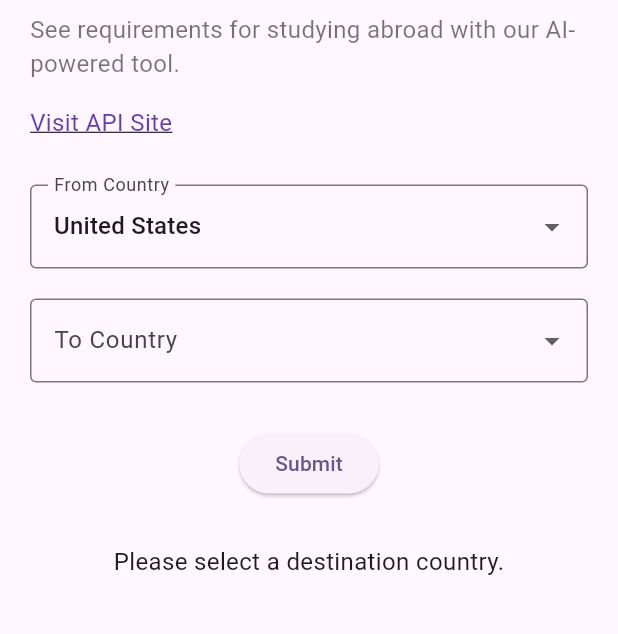
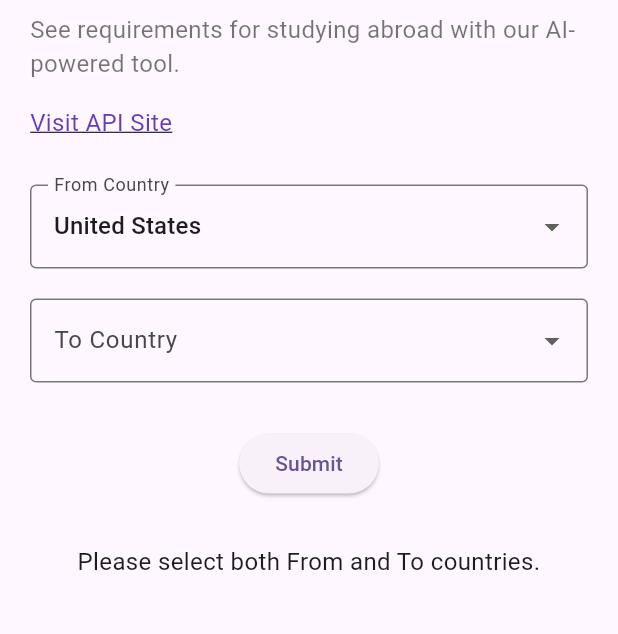
Before and after one commit to devante437/educare-frontend, a Flutter app: the screen it shows after launch, after a tap on "Submit", on a phone screen of 412 x 824 dp, the part 174-808 px from its top. Run offline on Flutter 3.47's test engine with Material 3 defaults, Android fonts, the phone set to English and light mode, and no system bars.

Commit message:
Update main.dart

```diff
--- a/lib/main.dart
+++ b/lib/main.dart
@@ -18,6 +18,7 @@ class EducareApp extends StatelessWidget {
         colorScheme: ColorScheme.fromSeed(seedColor: Colors.deepPurple),
       ),
       home: const EducareHomePage(),
+      debugShowCheckedModeBanner: false,
     );
   }
 }
@@ -30,8 +31,9 @@ class EducareHomePage extends StatefulWidget {
 }
 
 class _EducareHomePageState extends State<EducareHomePage> {
-  String? fromCountry;
+  String? fromCountry = 'United States';
   String? toCountry;
+  bool isLoading = false;
 
   final List<String> fromCountries = [
     'United States',
@@ -48,23 +50,17 @@ class _EducareHomePageState extends State<EducareHomePage> {
   String resultText = '';
 
   Future<void> _submit() async {
+    if (fromCountry == null || toCountry == null) {
       setState(() {
-      resultText = 'Fetching data...';
-    });
-
-    if (fromCountry == null) {
-      setState(() {
-        resultText = 'Please select a departure country.';
+        resultText = 'Please select both From and To countries.';
       });
       return;
     }
 
-    if (toCountry == null) {
     setState(() {
-        resultText = 'Please select a destination country.';
+      isLoading = true;
+      resultText = '';
     });
-      return;
-    }
 
     final url = Uri.parse(
       'https://educare-ai-tool.onrender.com/api/requirements?from_country=$fromCountry&to_country=$toCountry',
@@ -72,25 +68,22 @@ class _EducareHomePageState extends State<EducareHomePage> {
 
     try {
       final response = await http.get(url);
-      if (response.statusCode == 200) {
       final data = jsonDecode(response.body);
-        if (data['status'] == 'success') {
+
       setState(() {
+        if (response.statusCode == 200 && data['status'] == 'success') {
           resultText = 'Requirement:\n${data['requirement']}';
+        } else {
+          resultText = 'No requirement found for this selection.';
+        }
       });
-        } else {
-          setState(() {
-            resultText = 'No requirement found for this selection.';
-          });
-        }
-      } else {
-        setState(() {
-          resultText = 'Server error. Please try again later.';
-        });
-      }
     } catch (e) {
       setState(() {
         resultText = 'Error: ${e.toString()}';
+      });
+    } finally {
+      setState(() {
+        isLoading = false;
       });
     }
   }
@@ -103,28 +96,19 @@ class _EducareHomePageState extends State<EducareHomePage> {
   }
 
   @override
-  void initState() {
-    super.initState();
-    fromCountry = fromCountries[0]; // Default to United States
-  }
-
-  @override
   Widget build(BuildContext context) {
     return Scaffold(
       appBar: AppBar(
         title: const Text('Educare AI Tool'),
       ),
-      body: Padding(
+      body: SingleChildScrollView(
         padding: const EdgeInsets.all(20),
         child: Column(
           crossAxisAlignment: CrossAxisAlignment.start,
           children: [
             const Text(
               'Educare',
-              style: TextStyle(
-                fontSize: 28,
-                fontWeight: FontWeight.bold,
-              ),
+              style: TextStyle(fontSize: 28, fontWeight: FontWeight.bold),
             ),
             const SizedBox(height: 8),
             const Text(
@@ -145,7 +129,6 @@ class _EducareHomePageState extends State<EducareHomePage> {
             ),
             const SizedBox(height: 30),
 
-            // From Country dropdown
             DropdownButtonFormField<String>(
               decoration: const InputDecoration(
                 labelText: 'From Country',
@@ -162,10 +145,8 @@ class _EducareHomePageState extends State<EducareHomePage> {
                 });
               },
             ),
-
             const SizedBox(height: 20),
 
-            // To Country dropdown
             DropdownButtonFormField<String>(
               decoration: const InputDecoration(
                 labelText: 'To Country',
@@ -182,16 +163,19 @@ class _EducareHomePageState extends State<EducareHomePage> {
                 });
               },
             ),
+            const SizedBox(height: 30),
 
-            const SizedBox(height: 30),
             Center(
               child: ElevatedButton(
-                onPressed: _submit,
+                onPressed: isLoading ? null : _submit,
                 child: const Text('Submit'),
               ),
             ),
+            const SizedBox(height: 30),
 
-            const SizedBox(height: 30),
+            if (isLoading)
+              const Center(child: CircularProgressIndicator())
+            else
               Center(
                 child: Text(
                   resultText,
```
Lines whose indentation alone changed are shown as unchanged.
